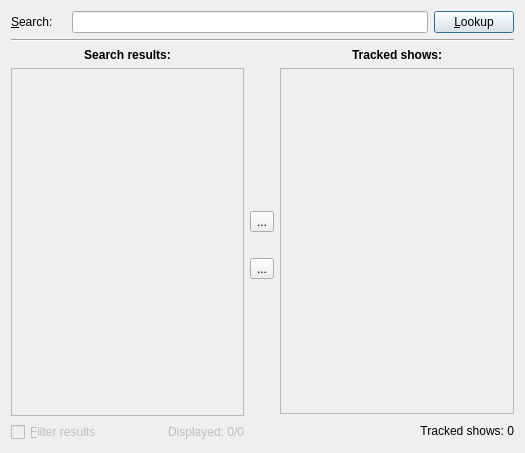
Above: nextShows/src/dialogs/settings/ui/findshows.ui from gilcn/nextshows before the change. Below: the same form after it.
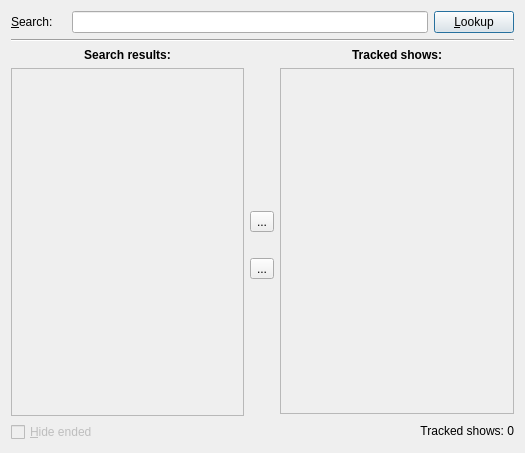
That is the form after the change. Icons and pictures are not drawn. Custom widgets are drawn as their Qt base class.

Commit message: - Don't regenerate the Search Results tree widget each time filter is {,un}checked - tr() was missing

The edit to the form file:
```diff
--- a/nextShows/src/dialogs/settings/ui/findshows.ui
+++ b/nextShows/src/dialogs/settings/ui/findshows.ui
@@ -122,7 +122,7 @@
           <string>Check this to filter out ended shows</string>
          </property>
          <property name="text" >
-          <string>&amp;Filter results</string>
+          <string>&amp;Hide ended</string>
          </property>
          <property name="checked" >
           <bool>false</bool>
@@ -132,10 +132,10 @@
        <item>
         <widget class="QLabel" name="lblDisplayed" >
          <property name="enabled" >
-          <bool>false</bool>
+          <bool>true</bool>
          </property>
          <property name="text" >
-          <string>Displayed: 0/0</string>
+          <string/>
          </property>
          <property name="alignment" >
           <set>Qt::AlignRight|Qt::AlignTrailing|Qt::AlignVCenter</set>
```
Left out of the diff: 2 changed lines with no effect on the pictures. The commit also changes 2 other files.
